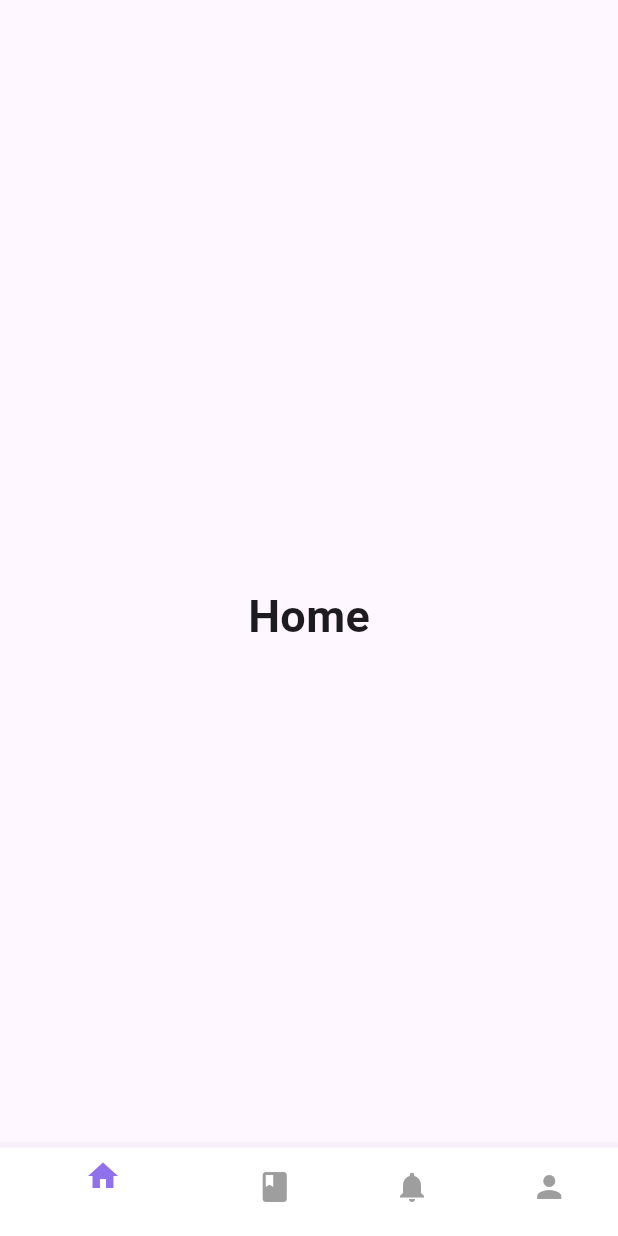
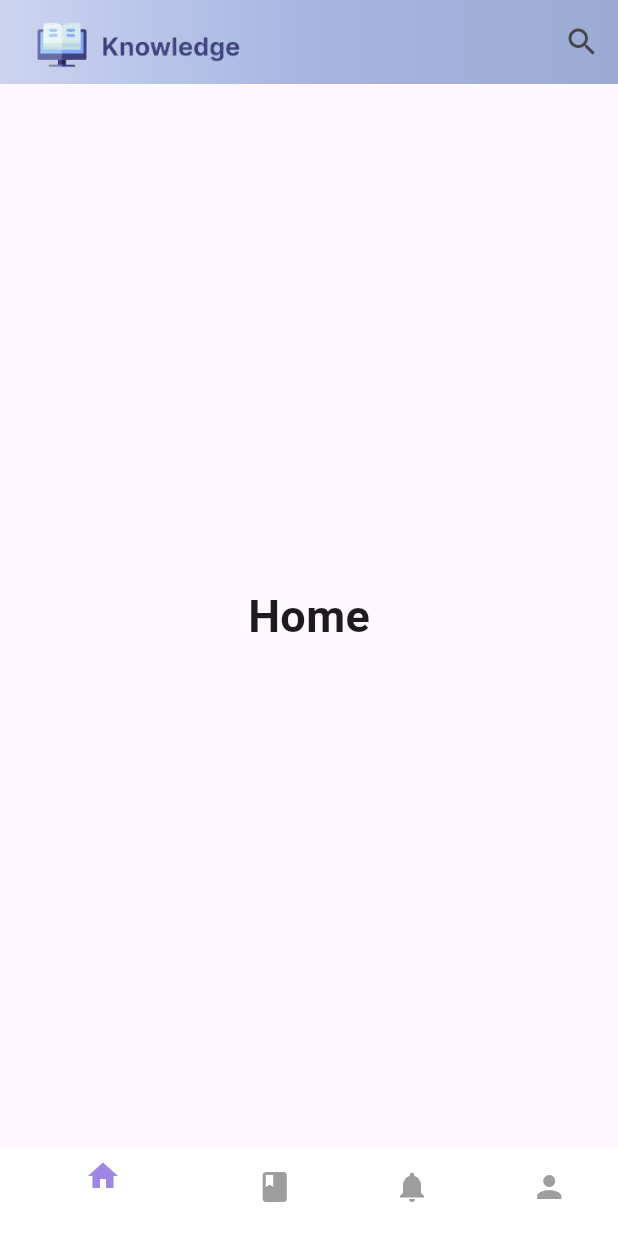
Before and after one commit to Oyyanv/knowledge, a Flutter app: the screen it shows after launch, on a phone screen of 412 x 824 dp. Run offline on Flutter 3.47's test engine with Material 3 defaults, Android fonts, the light colour scheme and no system bars.

Commit message:
app bar navabr

```diff
--- a/lib/main.dart
+++ b/lib/main.dart
@@ -59,7 +59,30 @@ class _MyHomePageState extends State<MyHomePage> {
   @override
   Widget build(BuildContext context) {
     return Scaffold(
-      appBar: AppBar(),
+      appBar: AppBar(
+        title: Image.asset(
+          'lib/assets/images/logo.png',
+          width: 150,
+          height: 150,
+        ),
+        actions: <Widget>[
+          IconButton(
+            onPressed: () {},
+            icon: const Icon(Icons.search),
+          )
+        ],
+        flexibleSpace: Container(
+          decoration: const BoxDecoration(
+              gradient: LinearGradient(
+                  begin: Alignment.centerLeft,
+                  end: Alignment.centerRight,
+                  colors: <Color>[
+                Color(0xFFCCD4F0),
+                Color(0xFFA4B6E1),
+                Color(0xFF9BAAD2)
+              ])),
+        ),
+      ),
       body: Center(
         child: _widgetOptions.elementAt(_selectedIndex),
       ),
@@ -88,9 +111,10 @@ class _MyHomePageState extends State<MyHomePage> {
         ],
         currentIndex: _selectedIndex,
         unselectedItemColor: Colors.grey,
-        selectedItemColor: const Color.fromARGB(255, 144, 113, 236),
+        selectedItemColor: const Color.fromARGB(255, 158, 135, 228),
         onTap: _onTimeTapped,
-      ), // This trailing comma makes auto-formatting nicer for build methods.
+        elevation: 0,
+      ),
     );
   }
 }
```
Also changed, not shown: lib/assets/images/book.png (added), lib/assets/images/logo.png (added).
